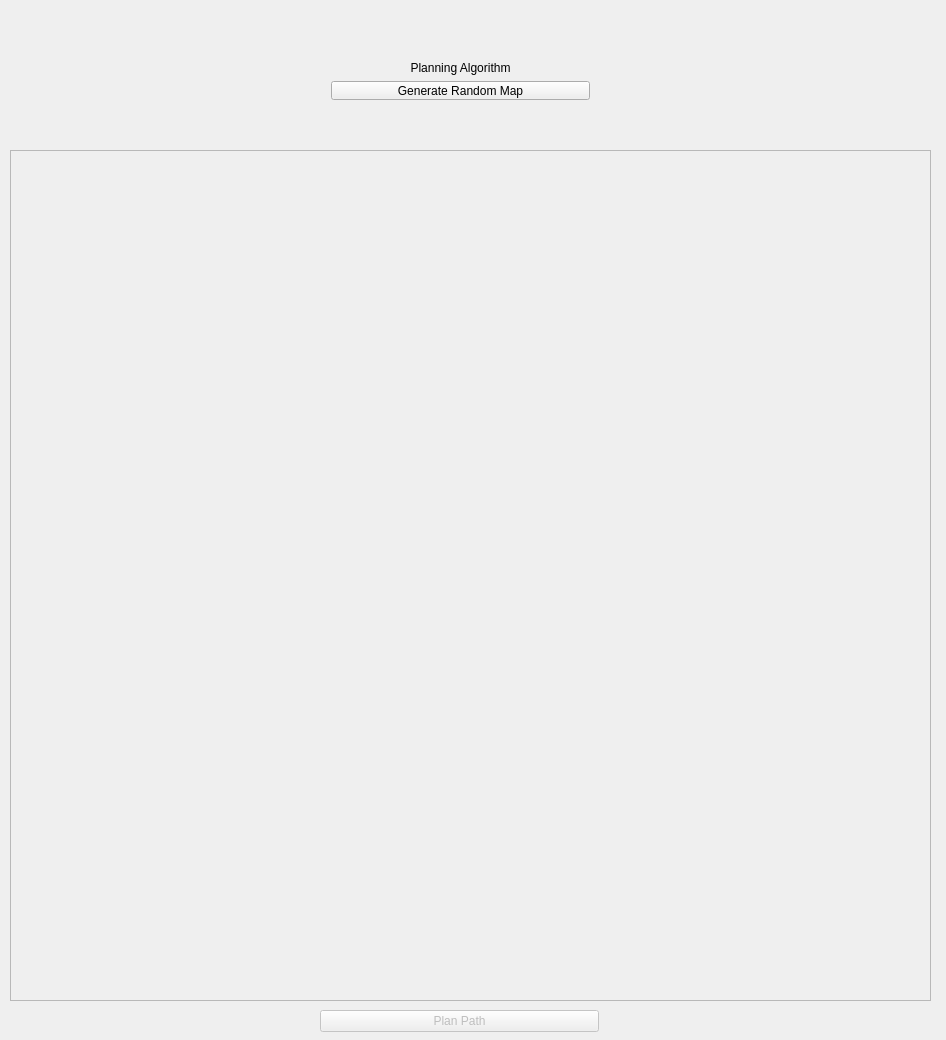
Qt form planning/mainwindow.ui (guiacamelo/planningAlgorithms) before a commit.
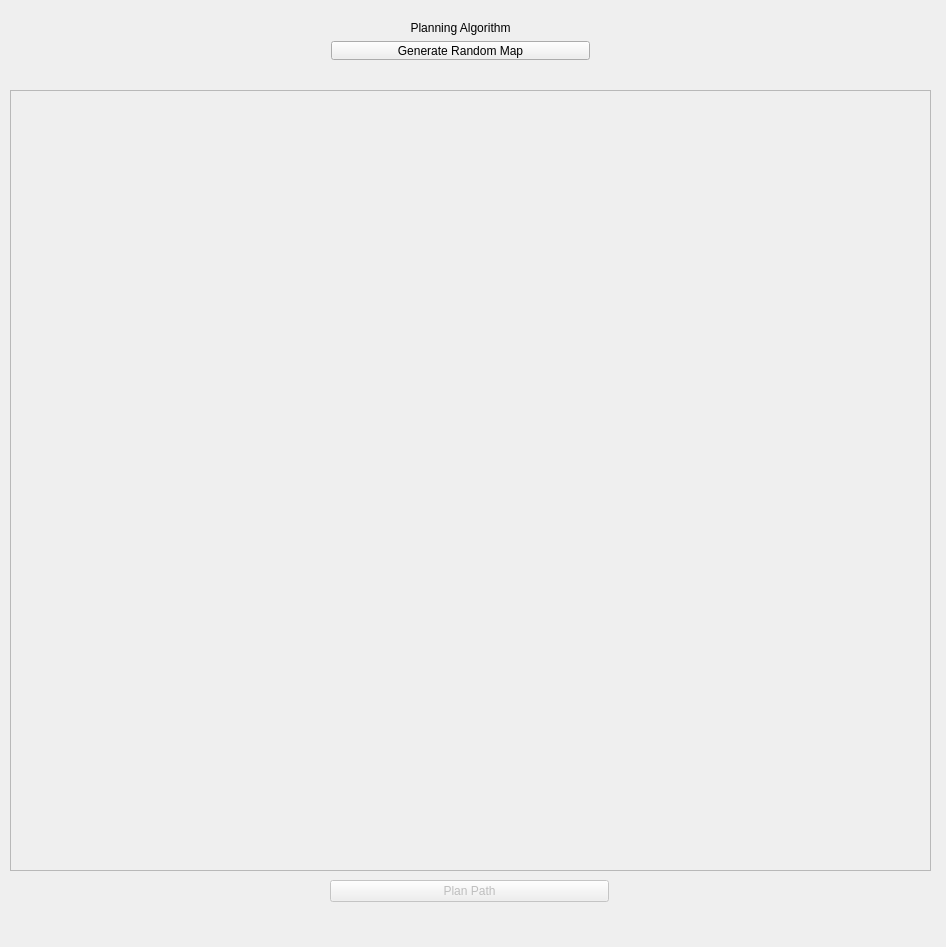
The same form after that commit.

```diff
--- a/planning/mainwindow.ui
+++ b/planning/mainwindow.ui
@@ -7,7 +7,7 @@
     <x>0</x>
     <y>0</y>
     <width>946</width>
-    <height>1040</height>
+    <height>947</height>
    </rect>
   </property>
   <property name="windowTitle">
@@ -21,9 +21,9 @@
     <property name="geometry">
      <rect>
       <x>10</x>
-      <y>150</y>
+      <y>90</y>
       <width>921</width>
-      <height>851</height>
+      <height>781</height>
      </rect>
     </property>
     <property name="sizePolicy">
@@ -58,7 +58,7 @@
     <property name="geometry">
      <rect>
       <x>320</x>
-      <y>50</y>
+      <y>10</y>
       <width>281</width>
       <height>81</height>
      </rect>
@@ -99,8 +99,8 @@
     </property>
     <property name="geometry">
      <rect>
-      <x>320</x>
-      <y>1010</y>
+      <x>330</x>
+      <y>880</y>
       <width>279</width>
       <height>22</height>
      </rect>
```
